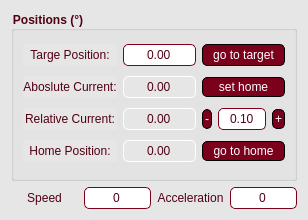
Above: GUI_files/rot_motor_widget.ui from goegilein/Controller before the change. Below: the same form after it.
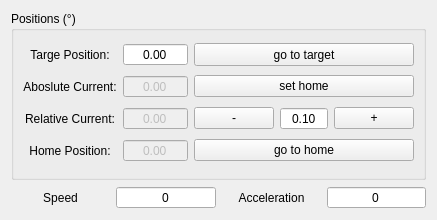
That is the form after the change. Icons and pictures are not drawn.

Commit message: P4.2: Atelier style from BildHatcher (dark / bright, Bright mode button), .ui stylesheets removed, pictograms tinted per mode; B19

Diff of the .ui file:
```diff
--- a/GUI_files/rot_motor_widget.ui
+++ b/GUI_files/rot_motor_widget.ui
@@ -13,135 +13,6 @@
   <property name="windowTitle">
    <string>Form</string>
   </property>
-  <property name="styleSheet">
-   <string notr="true">QWidget{
-background-color: rgb(230,230,230);
-}
-
-QGroupBox{
-color:  rgb(80, 0, 19);  /* Text color */
-font-weight: bold;  /* Bold text */
-}
-
-QLabel{
-color:  rgb(80, 0, 19);;  /* Text color */
-}
-
-QPushButton {
-	background-color: rgb(122,0,28);  /* Background color */
-	border: 1px solid rgb(0, 0, 0);
-    color: rgb(255, 255, 255);  /* Text color */
-    border-radius: 5px;  /* Rounded edges */
-	padding: 2px;
-}
-
-QPushButton:hover {
-    background-color: rgb(142, 0, 38);  /* Background color when hovered */
-	color: rgb(245, 245, 245);
-    border-color:rgb(40, 40, 40);  /* Border color when hovered */
-}
-
-QPushButton:pressed {
-   color:  rgb(80, 0, 19);  /* Background color when pressed */
-	border-color: rgb(0, 0, 0);
-}
-QPushButton:clicked {
-   background-color: rgb(80,0,19);  /* Background color when pressed */
-	border-color:  rgb(0,0, 0);
-}
-
-QPushButton:checked {
-    background-color: rgb(255,255,255);
-	color:  rgb(80, 0, 19);
-	border: 2px solid rgb(122, 0, 28);
-	font-weight: bold;  /* Bold text */
-}
-
-QPushButton:disabled {
-    background-color: rgb(180,180, 180);
-	border: 1px solid rgb(0, 0,0);
-}
-
-QDoubleSpinBox:enabled{
-background-color: rgb(255,255,255);
-color:  rgb(80, 0, 19);  /* Text color */
-border: 1px solid  rgb(122, 0, 28);  /* Border color */
-border-radius: 5px;  /* Rounded edges */
-padding : 2px;
-}
-QDoubleSpinBox:disabled{
-color: rgb(80, 0, 19);  /* Text color */
-border: 1px solid rgb(255,255,255);  /* Border color */
-border-radius: 5px;  /* Rounded edges */
-padding : 2px;
-}
-
-QSpinBox:enabled{
-background-color: rgb(255,255,255);
-color:  rgb(80, 0, 19);  /* Text color */
-border: 1px solid  rgb(122, 0, 28);  /* Border color */
-border-radius: 5px;  /* Rounded edges */
-padding : 2px;
-
-}
-QSpinBox:disabled{
-color: rgb(80, 0, 19);  /* Text color */
-border: 1px solid rgb(255,255,255);  /* Border color */
-border-radius: 5px;  /* Rounded edges */
-padding : 2px;
-}
-
-QPlainTextEdit{
-background-color: rgb(255,255,255);
-border-radius: 5px;  /* Rounded edges */
-}
-
-QLineEdit:endabled{
-background-color: rgb(255,255,255);
-color:  rgb(80, 0, 19);  /* Text color */
-border: 1px solid rgb(0,0,0);  /* Border color */
-border-radius: 5px;  /* Rounded edges */
-padding : 2px;
-}
-
-QLineEdit:disabled{
-background-color: rgb(230,230,230);
-color:  rgb(80, 0, 19);  /* Text color */
-border: 1px solid rgb(0,0,0);  /* Border color */
-border-radius: 5px;  /* Rounded edges */
-padding : 2px;
-}
-
-QComboBox{
-background-color: rgb(255,255,255);
-color:  rgb(80, 0, 19);  /* Text color */
-border: 1px solid rgb(0,0,0);  /* Border color */
-border-radius: 5px;  /* Rounded edges */
-padding : 2px;
-}
-
-QTabBar::tab {
-    color:  rgb(80, 0, 19); 
-    border: 1px solid rgb(122,0,28);
-    padding: 5px;
-    border-top-left-radius: 5px;
-    border-top-right-radius: 5px;
-	min-width:80px;
-}
-
-QTabBar::tab:selected {
-    color:  rgb(80, 0, 19); 
-    background-color: rgb(255, 255, 255); ;
-    font-weight: bold;
-	border: 2px solid rgb(122, 0, 28);
-}
-
-QTabBar::tab:hover {
-    color:  rgb(122, 0, 28); /* Slightly lighter orange */
-	background-color: rgb(245, 245, 245); ;
-}
-</string>
-  </property>
   <layout class="QGridLayout" name="gridLayout">
    <item row="1" column="3">
     <widget class="QSpinBox" name="acc_spinbox">
```
The commit also changes 36 other files.
